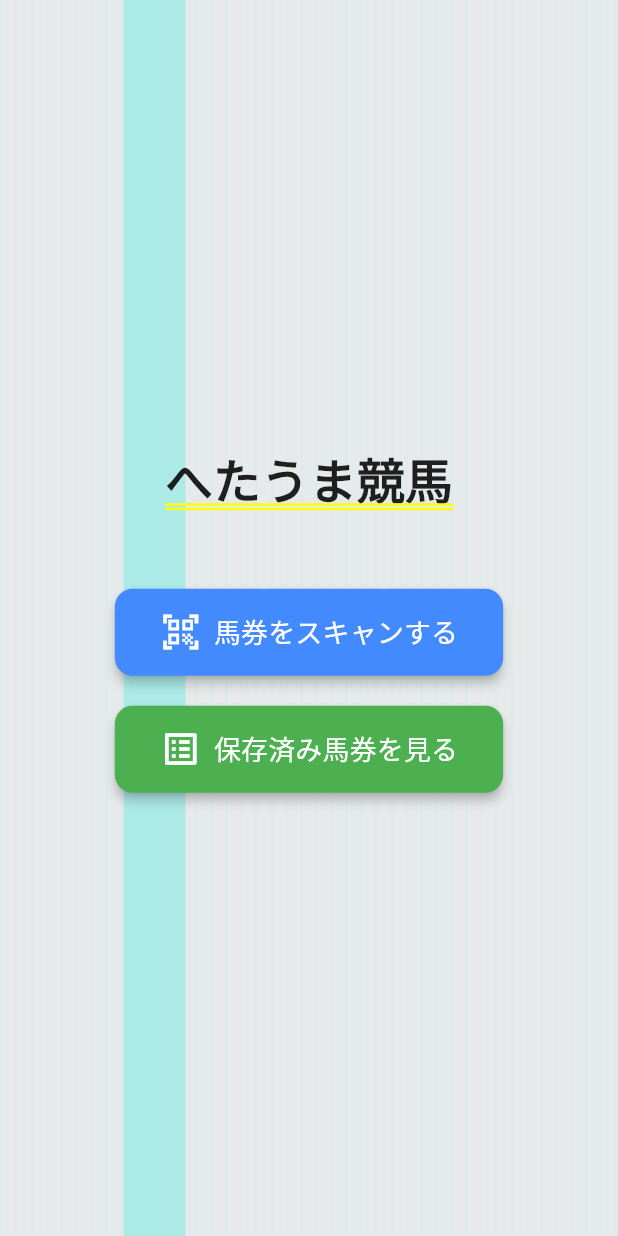
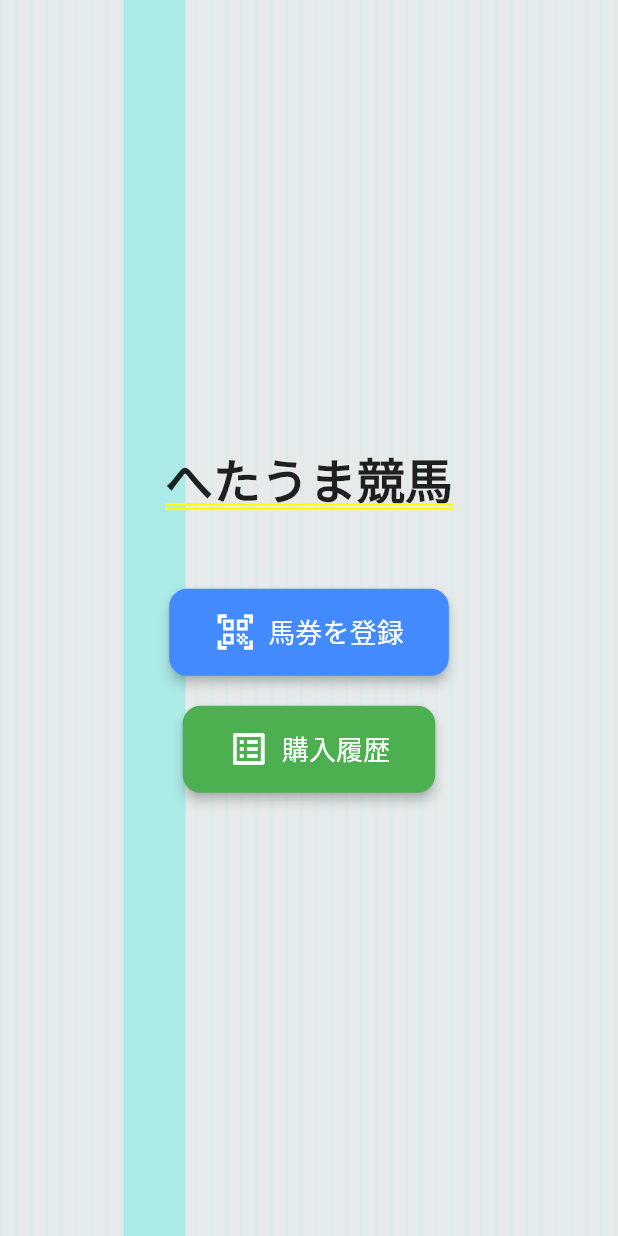
Before and after one commit to locotribe/hetaumakeiba_v2, a Flutter app: the screen it shows after launch, on a phone screen of 412 x 824 dp. Run offline on Flutter 3.47's test engine with Material 3 defaults, Android fonts, the phone set to English and light mode, and no system bars; our stand-ins replace image_picker, sqflite; missing offline and left inert: mobile_scanner; accounts and stored records are empty.

Commit message:
v7.0.3 組み合わせ数表示まだ 表示文字変更

```diff
--- a/lib/screens/gallery_qr_scanner_page.dart
+++ b/lib/screens/gallery_qr_scanner_page.dart
@@ -152,7 +152,7 @@ class _GalleryQrScannerPageState extends State<GalleryQrScannerPage> {
     return Scaffold( // Scaffoldを追加してAppBarを表示
       backgroundColor: Colors.transparent,
       appBar: AppBar(
-        title: const Text('ギャラリーからスキャン'),
+        title: const Text('ギャラリーから登録'),
         // 戻るボタンは自動で表示されます
       ),
       body: Stack( // 修正箇所: StackをScaffoldのbodyの直下に移動
--- a/lib/screens/home_page.dart
+++ b/lib/screens/home_page.dart
@@ -50,7 +50,7 @@ class HomePage extends StatelessWidget {
                 },
                 icon: const Icon(Icons.qr_code_scanner, size: 28),
                 label: const Text(
-                  '馬券をスキャンする',
+                  '馬券を登録',
                   style: TextStyle(fontSize: 18, fontWeight: FontWeight.w500),
                 ),
                 style: ElevatedButton.styleFrom(
@@ -75,7 +75,7 @@ class HomePage extends StatelessWidget {
                 },
                 icon: const Icon(Icons.list_alt, size: 28),
                 label: const Text(
-                  '保存済み馬券を見る',
+                  '購入履歴',
                   style: TextStyle(fontSize: 18, fontWeight: FontWeight.w500),
                 ),
                 style: ElevatedButton.styleFrom(
--- a/lib/screens/result_page.dart
+++ b/lib/screens/result_page.dart
@@ -593,7 +593,7 @@ class _ResultPageState extends State<ResultPage> {
                         backgroundColor: Colors.blueAccent, // ボタンの色
                         foregroundColor: Colors.white, // テキストの色
                       ),
-                      child: const Text('続けてカメラでスキャンする'),
+                      child: const Text('続けてカメラで登録'),
                     ),
                     const SizedBox(height: 15),
                     ElevatedButton(
@@ -615,7 +615,7 @@ class _ResultPageState extends State<ResultPage> {
                         backgroundColor: Colors.blueGrey, // ボタンの色
                         foregroundColor: Colors.white, // テキストの色
                       ),
-                      child: const Text('ギャラリーからスキャンする'),
+                      child: const Text('ギャラリーから登録'),
                     ),
                     const SizedBox(height: 15),
                     ElevatedButton(
--- a/lib/screens/saved_tickets_list_page.dart
+++ b/lib/screens/saved_tickets_list_page.dart
@@ -110,7 +110,7 @@ class SavedTicketsListPageState extends State<SavedTicketsListPage> {
         Scaffold(
           backgroundColor: Colors.transparent, // 背景を透過
           appBar: AppBar(
-            title: const Text('保存済み馬券一覧'),
+            title: const Text('購入履歴'),
             // 戻るボタンは自動で表示されます
           ),
           body: Padding(
@@ -123,7 +123,7 @@ class SavedTicketsListPageState extends State<SavedTicketsListPage> {
                   child: const Text("全データを削除", style: TextStyle(color: Colors.white)),
                 ),
                 const SizedBox(height: 16),
-                const Text('保存された馬券:', style: TextStyle(fontSize: 18, fontWeight: FontWeight.bold, color: Colors.black87)),
+                const Text('購入履歴:', style: TextStyle(fontSize: 18, fontWeight: FontWeight.bold, color: Colors.black87)),
                 Expanded(
                   child: _qrDataList.isEmpty
                       ? const Center(
--- a/lib/screens/scan_selection_page.dart
+++ b/lib/screens/scan_selection_page.dart
@@ -54,7 +54,7 @@ class _ScanSelectionPageState extends State<ScanSelectionPage> {
                     textStyle: const TextStyle(fontSize: 18), // テキストスタイル
                     shape: RoundedRectangleBorder(borderRadius: BorderRadius.circular(10)), // 角丸
                   ),
-                  child: const Text('カメラで馬券をスキャンする'), // ボタンテキスト
+                  child: const Text('カメラで登録'), // ボタンテキスト
                 ),
                 const SizedBox(height: 20), // ボタン間のスペース
                 ElevatedButton(
@@ -74,7 +74,7 @@ class _ScanSelectionPageState extends State<ScanSelectionPage> {
                     shape: RoundedRectangleBorder(borderRadius: BorderRadius.circular(10)), // 角丸
                     backgroundColor: Colors.blueGrey, // ボタンの色を差別化
                   ),
-                  child: const Text('ギャラリーから馬券を読み込む'), // ボタンテキスト
+                  child: const Text('写真で登録'), // ボタンテキスト
                 ),
               ],
             ),
```
Also changed, not shown: lib/screens/qr_scanner_page.dart (+7 -7 lines).
